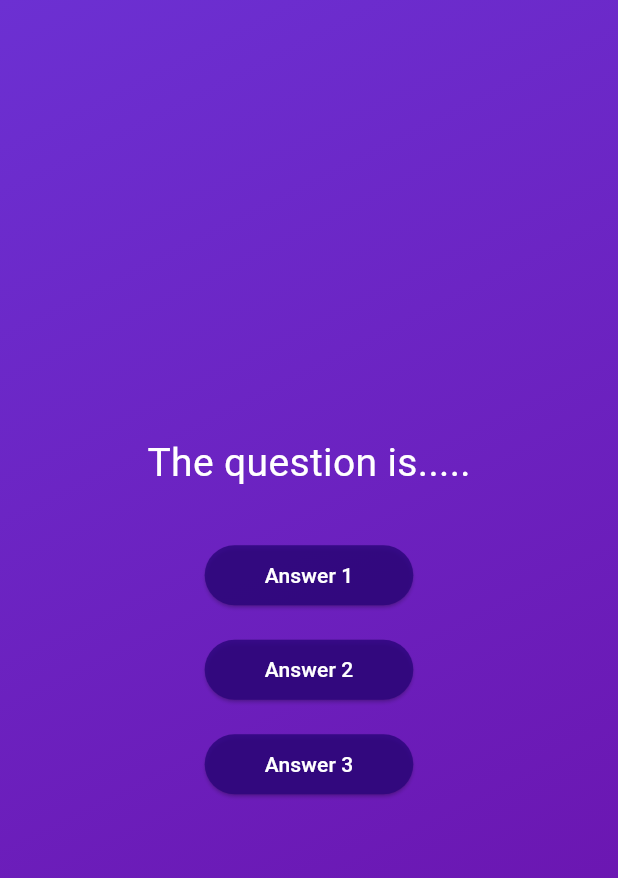
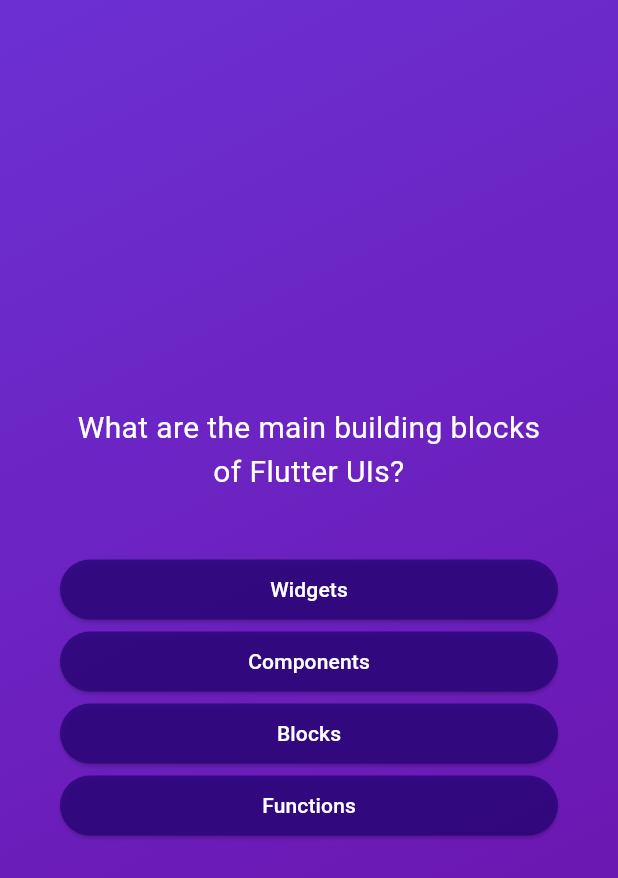
Before and after one commit to KishnaBansal/QuizApp, a Flutter app: the screen it shows after launch, after a tap on "Start Quiz", on a phone screen of 412 x 824 dp. Shown: the top 878 px of the screen. Run offline on Flutter 3.47's test engine with Material 3 defaults, Android fonts, the phone set to English and light mode, and no system bars.

Commit message:
Used maps to make the answers values unique added in a list and did some margin and stretch works using margin and crossAlignment and textAlign features

```diff
--- a/lib/questions_screen.dart
+++ b/lib/questions_screen.dart
@@ -1,5 +1,6 @@
 import 'package:flutter/material.dart';
 import 'package:quiz_app/answer_button.dart';
+import 'package:quiz_app/data/questions.dart';
 
 class QuestionsScreen extends StatefulWidget {
   const QuestionsScreen({super.key});
@@ -13,28 +14,34 @@ class QuestionsScreen extends StatefulWidget {
 class _QuestionsScreenState extends State<QuestionsScreen> {
   @override
   Widget build(BuildContext context) {
+    final currQuestion = questions[0];
+
     return SizedBox(
       width: double.infinity,
+      child: Container(
+        margin: const EdgeInsets.all(40),
         child: Column(
           mainAxisAlignment: MainAxisAlignment.center,
+          crossAxisAlignment: CrossAxisAlignment.stretch,
           children: [
-          const Text("The question is.....",style: TextStyle(color: Colors.white,fontSize: 26),),
-          const SizedBox(height: 32,),
-          AnswerButton(
-            answerText:"Answer 1",
-            onTap: () {}
+            Padding(
+              padding: const EdgeInsets.all(8.0),
+              child: Text(
+                currQuestion.text,
+                style: const TextStyle(color: Colors.white, fontSize: 20),
+                textAlign: TextAlign.center,
               ),
-          const SizedBox(height: 15),
-          AnswerButton(
-            answerText:"Answer 2",
-            onTap: () {}
             ),
-          const SizedBox(height: 15),
-          AnswerButton(
-            answerText:"Answer 3",
-            onTap: () {}
+            const SizedBox(
+              height: 32,
+            ),
+            ...currQuestion.answers.map(
+              (answers) {
+                return AnswerButton(answerText: answers, onTap: () {});
+              },
             ),
           ],
+        ),
       ),
     );
   }
```
Lines whose indentation alone changed are shown as unchanged.
